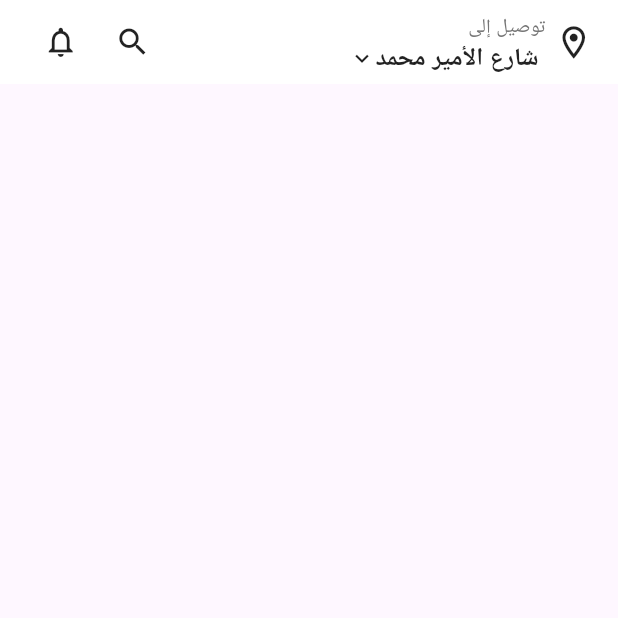
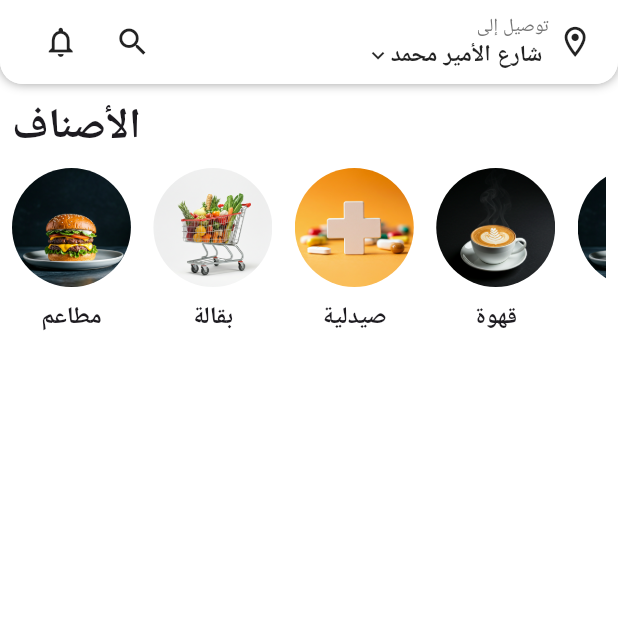
Before and after one commit to ZaherWarrar/shbeekLbeek, a Flutter app: the screen it shows after launch, on a phone screen of 412 x 824 dp, the top half of it. Run offline on Flutter 3.47's test engine with Material 3 defaults, Android fonts, the phone set to English and light mode, and no system bars; our stand-ins replace dartz, get, lottie, percent_indicator, pinput, shared_preferences.

Commit message:
add category slider

```diff
--- a/lib/controller/auth/login/login_controller.dart
+++ b/lib/controller/auth/login/login_controller.dart
@@ -6,9 +6,9 @@ import 'package:flutter/widgets.dart';
 import 'package:get/get.dart';
 
 abstract class LoginController extends GetxController {
-  login();
-  chingeshow();
-  goRegister();
+ dynamic  login();
+  dynamic chingeshow();
+  dynamic goRegister();
 }
 
 class LoginControllerImb extends LoginController {
@@ -24,7 +24,7 @@ class LoginControllerImb extends LoginController {
   List data = [];
   // ================     login function =======================================
   @override
-  login() async {
+   login() async {
     var formData = formStat.currentState;
     // ==============       status valid =======================================
     if ((formData?.validate() ?? false)) {
@@ -38,7 +38,6 @@ class LoginControllerImb extends LoginController {
       statusRequest = handelingData(response);
 
       if (StatusRequest.success == statusRequest) {
-        print(response["message"]);
       } else {
         statusRequest = StatusRequest.failure;
         Get.defaultDialog(
--- a/lib/controller/auth/otp/otp_controller.dart
+++ b/lib/controller/auth/otp/otp_controller.dart
@@ -11,7 +11,7 @@ class OtpController extends GetxController {
   late String phoneNumber;
   late StatusRequest statusRequest;
   OtpData otpData = OtpData(Get.find());
-  var data;
+  dynamic data;
   // هنا يجب ادخال عنوان الapi الصحيح للotp
   final String apiUrl = "";
 
@@ -28,14 +28,11 @@ class OtpController extends GetxController {
       statusRequest = handelingData(response);
       if (statusRequest == StatusRequest.success) {
         data = (response["user"]);
+        // ignore: unused_local_variable
         var token = response["token"];
         Get.snackbar('نجاح ✅', 'تم التحقق بنجاح');
-
-        print(token);
       } else {
         Get.snackbar('فشل ❌', 'رمز غير صالح');
-
-        print(response["message"]);
       }
       update();
     } catch (e) {
@@ -46,7 +43,6 @@ class OtpController extends GetxController {
   @override
   void onInit() {
     phoneNumber = Get.arguments["phone_number"];
-    print(phoneNumber);
     super.onInit();
   }
 }
--- a/lib/controller/auth/register/register_controller.dart
+++ b/lib/controller/auth/register/register_controller.dart
@@ -6,8 +6,11 @@ import 'package:flutter/material.dart';
 import 'package:get/get.dart';
 
 abstract class RegisterController extends GetxController {
+  // ignore: strict_top_level_inference
   register();
+  // ignore: strict_top_level_inference
   goToLogin();
+  // ignore: strict_top_level_inference
   goToOtp();
 }
 
--- a/lib/core/constant/app_images.dart
+++ b/lib/core/constant/app_images.dart
@@ -6,6 +6,22 @@ class Assets {
   /// assets/images/4e38e73208c8a9c2410e4f1d9cb90ee5.jpg
   static const String images4e38e73208c8a9c2410e4f1d9cb90ee5 = "assets/images/4e38e73208c8a9c2410e4f1d9cb90ee5.jpg";
 
+  /// Assets for imagesCategory1
+  /// assets/images/category1.png
+  static const String imagesCategory1 = "assets/images/category1.png";
+
+  /// Assets for imagesCategory2
+  /// assets/images/category2.png
+  static const String imagesCategory2 = "assets/images/category2.png";
+
+  /// Assets for imagesCategory3
+  /// assets/images/category3.png
+  static const String imagesCategory3 = "assets/images/category3.png";
+
+  /// Assets for imagesCategory4
+  /// assets/images/category4.png
+  static const String imagesCategory4 = "assets/images/category4.png";
+
   /// Assets for imagesLoding
   /// assets/images/loding.json
   static const String imagesLoding = "assets/images/loding.json";
@@ -13,4 +29,16 @@ class Assets {
   /// Assets for imagesLogo
   /// assets/images/logo.png
   static const String imagesLogo = "assets/images/logo.png";
+
+  /// Assets for imagesSlider1
+  /// assets/images/slider1.png
+  static const String imagesSlider1 = "assets/images/slider1.png";
+
+  /// Assets for imagesSlider2
+  /// assets/images/slider2.png
+  static const String imagesSlider2 = "assets/images/slider2.png";
+
+  /// Assets for imagesSlider3
+  /// assets/images/slider3.png
+  static const String imagesSlider3 = "assets/images/slider3.png";
 }
--- a/lib/core/function/checkinternet.dart
+++ b/lib/core/function/checkinternet.dart
@@ -1,6 +1,6 @@
 import 'dart:io';
 
-checkInternet() async {
+Future<bool> checkInternet() async {
   try {
     var result = await InternetAddress.lookup("google.com");
     if (result.isNotEmpty && result[0].rawAddress.isNotEmpty) {
--- a/lib/core/function/fontsize.dart
+++ b/lib/core/function/fontsize.dart
@@ -2,6 +2,7 @@
 import 'package:flutter/material.dart';
 import 'package:app/core/function/sizecnf.dart';
 
+// ignore: strict_top_level_inference
 double getResponsiveFontSize(context, {required double fontSize}) {
   double scaleFactor = getScaleFactor(context);
   double responsiveFontSize = fontSize * scaleFactor;
@@ -12,6 +13,7 @@ double getResponsiveFontSize(context, {required double fontSize}) {
   return responsiveFontSize.clamp(lowerLimit, upperLimit);
 }
 
+// ignore: strict_top_level_inference
 double getScaleFactor(context) {
   // var dispatcher = PlatformDispatcher.instance;
   // var physicalWidth = dispatcher.views.first.physicalSize.width;
--- a/lib/core/function/handelingdata.dart
+++ b/lib/core/function/handelingdata.dart
@@ -1,6 +1,7 @@
 import 'package:app/core/class/statusrequest.dart';
 
-handelingData(response) {
+// ignore: strict_top_level_inference
+StatusRequest handelingData(response) {
   if (response is StatusRequest) {
     return response;
   } else {
--- a/lib/core/function/sizecnf.dart
+++ b/lib/core/function/sizecnf.dart
@@ -6,7 +6,7 @@ class SizeConfig {
 
   static late double width, height;
 
-  static init(BuildContext context) {
+  static void init(BuildContext context) {
     height = MediaQuery.sizeOf(context).height;
     width = MediaQuery.sizeOf(context).width;
   }
--- a/lib/core/function/valid_function.dart
+++ b/lib/core/function/valid_function.dart
@@ -1,6 +1,6 @@
 import 'package:get/get.dart';
 
-validTextForm(String val, String type, int max, int min) {
+String validTextForm(String val, String type, int max, int min) {
   if (val.isEmpty) {
     return "9".tr;
   }
@@ -16,4 +16,5 @@ validTextForm(String val, String type, int max, int min) {
       return "6".tr;
     }
   }
+  return "";
 }
--- a/lib/core/services/services.dart
+++ b/lib/core/services/services.dart
@@ -10,6 +10,6 @@ class MyServices extends GetxService {
   }
 }
 
-initialServices() async {
+Future<void> initialServices() async {
   await Get.putAsync(() => MyServices().init());
 }
--- a/lib/data/datasorce/remot/login_data.dart
+++ b/lib/data/datasorce/remot/login_data.dart
@@ -6,7 +6,7 @@ class LoginData {
 
   LoginData(this.crud);
 
-  loginData(String email, String password , String phoneNumber) async {
+  Future<Object> loginData(String email, String password , String phoneNumber) async {
     var response = await crud
         .postData(ApiLinks.login, {"name": email, "phone_number": phoneNumber, "password": password});
     return response.fold((l) => l, (r) => r);
--- a/lib/data/datasorce/remot/otp_data.dart
+++ b/lib/data/datasorce/remot/otp_data.dart
@@ -6,6 +6,7 @@ class OtpData {
 
   OtpData(this.crud);
 
+  // ignore: strict_top_level_inference
   otpData(String otpCode, String phoneNumber ) async {
     var response = await crud
         .postData(ApiLinks.verifyCode, {"otp": otpCode, "phone_number": phoneNumber, });
--- a/lib/localization/changelocal.dart
+++ b/lib/localization/changelocal.dart
@@ -7,6 +7,7 @@ class Changelocal extends GetxController {
   Locale? language;
   MyServices myServices = Get.find();
   ThemeData appTheme = themeEnglish;
+  // ignore: strict_top_level_inference
   changelang(String langcode) {
     Locale locale = Locale(langcode);
     appTheme = langcode == "ar" ? themeArabec : themeEnglish;
--- /dev/null
+++ b/lib/view/home_page/widget/category_slider.dart
@@ -0,0 +1,84 @@
+import 'package:app/core/constant/app_images.dart';
+import 'package:app/core/function/fontsize.dart';
+import 'package:app/main.dart';
+import 'package:flutter/widgets.dart';
+
+// ignore: must_be_immutable
+class CategorySlider extends StatelessWidget {
+  CategorySlider({super.key});
+  List data = [
+    {"image": Assets.imagesCategory1, "title": "مطاعم"},
+    {"image": Assets.imagesCategory2, "title": "بقالة"},
+    {"image": Assets.imagesCategory3, "title": "صيدلية"},
+    {"image": Assets.imagesCategory4, "title": "قهوة"},
+    {"image": Assets.imagesCategory1, "title": "مطاعم"},
+    {"image": Assets.imagesCategory2, "title": "بقالة"},
+    {"image": Assets.imagesCategory3, "title": "صيدلية"},
+    {"image": Assets.imagesCategory4, "title": "قهوة"},
+  ];
+  @override
+  Widget build(BuildContext context) {
+    return Padding(
+      padding: const EdgeInsets.all(8.0),
+      child: SizedBox(
+        width: w,
+        child: Column(
+          crossAxisAlignment: CrossAxisAlignment.start,
+          mainAxisSize: MainAxisSize.min,
+          children: [
+            FittedBox(
+              child: Text(
+                "الأصناف",
+                style: TextStyle(
+                  fontSize: getResponsiveFontSize(context, fontSize: 35),
+                  fontWeight: FontWeight.bold,
+                ),
+              ),
+            ),
+            const SizedBox(height: 8),
+            SizedBox(
+              height: 110,
+              child: ListView.builder(
+                itemCount: data.length,
+                scrollDirection: Axis.horizontal,
+                itemBuilder: (context, index) {
+                  return Padding(
+                    padding: const EdgeInsets.only(right: 15),
+                    child: FittedBox(
+                      child: Column(
+                        mainAxisSize: MainAxisSize.min,
+                        children: [
+                          SizedBox(
+                            width: 80,
+                            height: 80,
+                            child: ClipRRect(
+                              borderRadius: BorderRadius.circular(60),
+                              child: Image.asset(data[index]["image"]),
+                            ),
+                          ),
+                          const SizedBox(height: 8),
+                          FittedBox(
+                            child: Text(
+                              data[index]["title"],
+                              style: TextStyle(
+                                fontSize: getResponsiveFontSize(
+                                  context,
+                                  fontSize: 20,
+                                ),
+                                fontWeight: FontWeight.w600,
+                              ),
+                            ),
+                          ),
+                        ],
+                      ),
+                    ),
+                  );
+                },
+              ),
+            ),
+          ],
+        ),
+      ),
+    );
+  }
+}
--- a/lib/view/home_page/widget/custom_home_app_bar.dart
+++ b/lib/view/home_page/widget/custom_home_app_bar.dart
@@ -10,7 +10,21 @@ class CustomDeliveryAppBar extends StatelessWidget
 
     return SafeArea(
       child: Container(
-        color: Colors.white,
+        decoration: BoxDecoration(
+          borderRadius: BorderRadius.only(
+            bottomLeft: Radius.circular(15),
+            bottomRight: Radius.circular(15),
+          ),
+          color: Colors.white,
+          boxShadow: [
+            BoxShadow(
+              color: Colors.grey,
+              blurRadius: 5,
+              blurStyle: BlurStyle.outer,
+            ),
+          ],
+        ),
+
         padding: EdgeInsets.symmetric(
           horizontal: screenWidth * 0.04, // نسبة من العرض
           vertical: 8,
@@ -35,11 +49,11 @@ class CustomDeliveryAppBar extends StatelessWidget
             ),
 
             // ====== الجهة اليمين (العنوان والموقع) ======
-            Flexible(
+            FittedBox(
               child: Row(
                 mainAxisAlignment: MainAxisAlignment.end,
                 children: [
-                  Flexible(
+                  FittedBox(
                     child: Column(
                       crossAxisAlignment: CrossAxisAlignment.end,
                       children: [
@@ -59,7 +73,7 @@ class CustomDeliveryAppBar extends StatelessWidget
                               size: 18,
                               color: Colors.black87,
                             ),
-                            Flexible(
+                            FittedBox(
                               child: Text(
                                 "شارع الأمير محمد ", // تجربة طول
                                 style: TextStyle(
--- a/lib/view/home_page/widget/home_body.dart
+++ b/lib/view/home_page/widget/home_body.dart
@@ -1,3 +1,5 @@
+import 'package:app/core/constant/app_color.dart';
+import 'package:app/view/home_page/widget/category_slider.dart';
 import 'package:app/view/home_page/widget/custom_home_app_bar.dart';
 import 'package:flutter/material.dart';
 
@@ -6,6 +8,10 @@ class HomeBody extends StatelessWidget {
 
   @override
   Widget build(BuildContext context) {
-    return Scaffold(appBar: CustomDeliveryAppBar());
+    return Scaffold(
+      backgroundColor: AppColor().backgroundColor,
+      appBar: CustomDeliveryAppBar(),
+      body: ListView(children: [CategorySlider()]),
+    );
   }
 }
```
Also changed, not shown: assets/images/category3.png (added), assets/images/category4.png (added).
